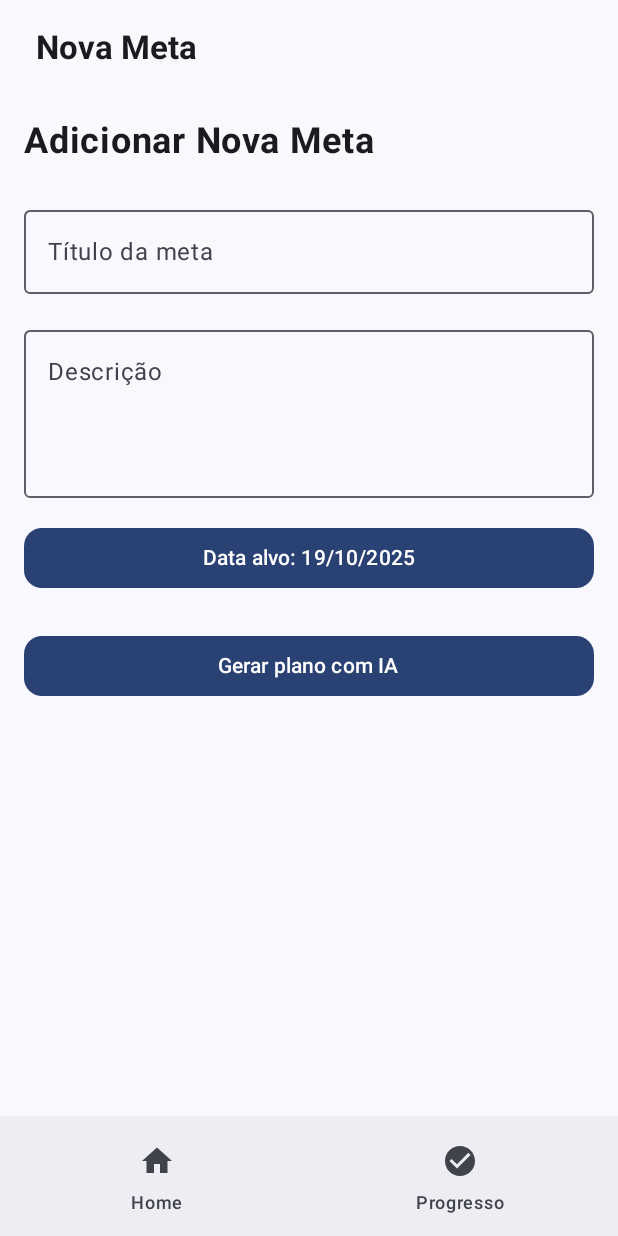
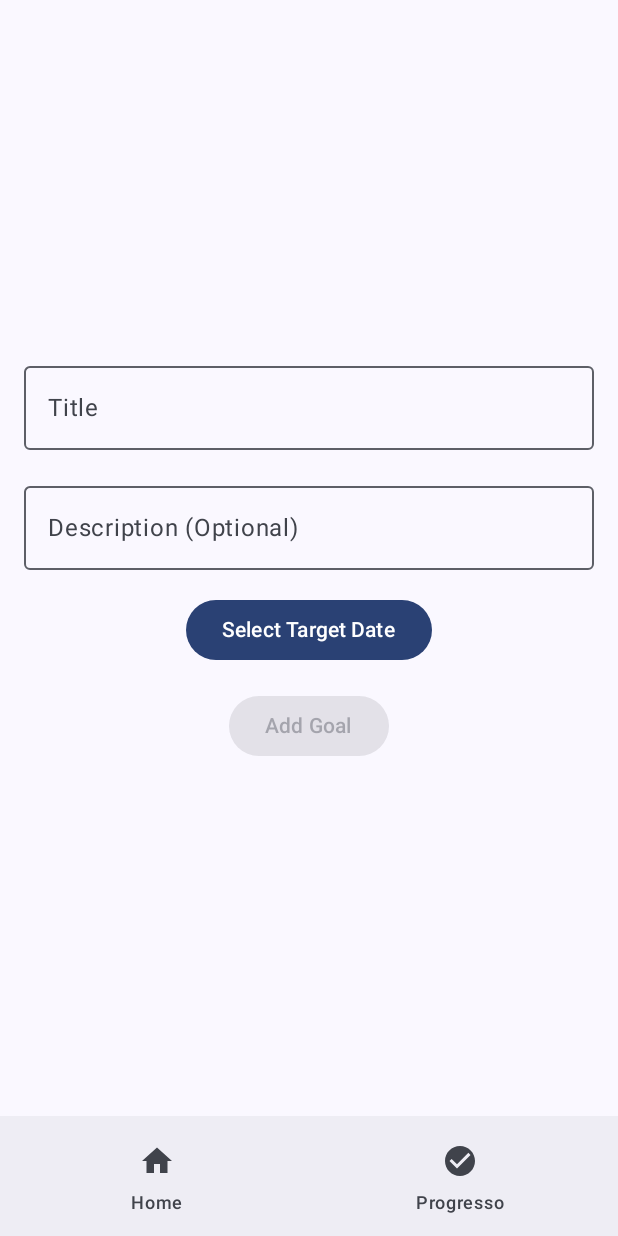
Before and after one commit to AndersonPS94/MetaManagerApp, an Android app built with Jetpack Compose: the AddGoalScreen screen opened through its navigation route, on a phone screen of 412 x 824 dp. Run offline under Robolectric (Android 15) with nearby library versions, the phone set to English and light mode, and no system bars; our stand-ins replace Dagger/Hilt's generated code, Firebase (no records; nobody signed in at launch, a user with empty details on screens opened directly), Timber.

Commit message:
features: firestore funcionando

```diff
--- a/app/src/main/java/com/desafiodevspace/metamanager/presentation/Navigation.kt
+++ b/app/src/main/java/com/desafiodevspace/metamanager/presentation/Navigation.kt
@@ -24,7 +24,11 @@ fun Navigation(navController: NavHostController, modifier: Modifier = Modifier)
                 GoalListScreen(navController = navController)
             }
             composable("add_goal") {
-                AddGoalScreen(navController = navController)
+                AddGoalScreen(onGoalAdded = {
+                    navController.navigate("goal_detail/$it") {
+                        popUpTo("goal_list")
+                    }
+                })
             }
             composable("generated_plan") {
                 GeneratedPlanScreen(navController = navController)
--- a/app/src/main/java/com/desafiodevspace/metamanager/presentation/screen/AddGoalScreen.kt
+++ b/app/src/main/java/com/desafiodevspace/metamanager/presentation/screen/AddGoalScreen.kt
@@ -1,111 +1,141 @@
 package com.desafiodevspace.metamanager.presentation.screen
 
-import android.app.DatePickerDialog
-import android.widget.DatePicker
-import androidx.compose.foundation.layout.*
-import androidx.compose.foundation.shape.RoundedCornerShape
-import androidx.compose.material3.*
-import androidx.compose.runtime.*
+import androidx.compose.foundation.layout.Arrangement
+import androidx.compose.foundation.layout.Column
+import androidx.compose.foundation.layout.Spacer
+import androidx.compose.foundation.layout.fillMaxSize
+import androidx.compose.foundation.layout.fillMaxWidth
+import androidx.compose.foundation.layout.height
+import androidx.compose.foundation.layout.padding
+import androidx.compose.material3.Button
+import androidx.compose.material3.DatePicker
+import androidx.compose.material3.DatePickerDialog
+import androidx.compose.material3.ExperimentalMaterial3Api
+import androidx.compose.material3.OutlinedTextField
+import androidx.compose.material3.Scaffold
+import androidx.compose.material3.SnackbarHost
+import androidx.compose.material3.SnackbarHostState
+import androidx.compose.material3.Text
+import androidx.compose.material3.TextButton
+import androidx.compose.material3.rememberDatePickerState
+import androidx.compose.runtime.Composable
+import androidx.compose.runtime.LaunchedEffect
+import androidx.compose.runtime.collectAsState
+import androidx.compose.runtime.getValue
+import androidx.compose.runtime.mutableStateOf
+import androidx.compose.runtime.remember
+import androidx.compose.runtime.setValue
+import androidx.compose.ui.Alignment
 import androidx.compose.ui.Modifier
-import androidx.compose.ui.platform.LocalContext
-import androidx.compose.ui.text.font.FontWeight
-import androidx.compose.ui.tooling.preview.Preview
 import androidx.compose.ui.unit.dp
-import androidx.compose.ui.unit.sp
 import androidx.hilt.navigation.compose.hiltViewModel
-import androidx.navigation.NavController
-import com.desafiodevspace.metamanager.data.model.Goal
-import com.desafiodevspace.metamanager.presentation.viewmodel.GoalViewModel
-import com.google.firebase.Timestamp
-import java.util.*
+import com.desafiodevspace.metamanager.presentation.viewmodel.AddGoalViewModel
+import com.desafiodevspace.metamanager.presentation.viewmodel.AddGoalState
+import java.text.SimpleDateFormat
+import java.util.Date
+import java.util.Locale
 
 @OptIn(ExperimentalMaterial3Api::class)
 @Composable
 fun AddGoalScreen(
-    navController: NavController,
-    viewModel: GoalViewModel = hiltViewModel()
+    viewModel: AddGoalViewModel = hiltViewModel(),
+    onGoalAdded: (String) -> Unit
 ) {
-    val title = remember { mutableStateOf("") }
-    val description = remember { mutableStateOf("") }
-    val targetDate = remember { mutableStateOf(Date()) }
-    val context = LocalContext.current
+    val addGoalState by viewModel.addGoalState.collectAsState()
+    var title by remember { mutableStateOf("") }
+    var description by remember { mutableStateOf("") }
+    var showDatePicker by remember { mutableStateOf(false) }
+    val snackbarHostState = remember { SnackbarHostState() }
+    val datePickerState = rememberDatePickerState()
+    var selectedDate by remember { mutableStateOf<Date?>(null) }
 
-    val calendar = Calendar.getInstance()
-    val datePickerDialog = DatePickerDialog(
-        context,
-        { _: DatePicker, year: Int, month: Int, dayOfMonth: Int ->
-            calendar.set(year, month, dayOfMonth)
-            targetDate.value = calendar.time
-        },
-        calendar.get(Calendar.YEAR),
-        calendar.get(Calendar.MONTH),
-        calendar.get(Calendar.DAY_OF_MONTH)
-    )
+    LaunchedEffect(addGoalState) {
+        when (val state = addGoalState) {
+            is AddGoalState.Success -> {
+                onGoalAdded(state.goalId)
+            }
+            is AddGoalState.Error -> {
+                snackbarHostState.showSnackbar(state.message)
+            }
+            else -> {}
+        }
+    }
 
     Scaffold(
-        topBar = {
-            TopAppBar(
-                title = { Text("Nova Meta", fontWeight = FontWeight.Bold) },
-                modifier = Modifier.padding(horizontal = 8.dp)
-            )
-        }
-    ) { padding ->
+        snackbarHost = { SnackbarHost(snackbarHostState) }
+    ) {
         Column(
             modifier = Modifier
-                .padding(padding)
-                .padding(16.dp)
+                .fillMaxSize()
+                .padding(it)
+                .padding(16.dp),
+            horizontalAlignment = Alignment.CenterHorizontally,
+            verticalArrangement = Arrangement.Center
         ) {
-            Text(
-                text = "Adicionar Nova Meta",
-                fontSize = 24.sp,
-                fontWeight = FontWeight.Bold
-            )
-            Spacer(Modifier.height(24.dp))
 
             OutlinedTextField(
-                value = title.value,
-                onValueChange = { title.value = it },
-                label = { Text("Título da meta") },
+                value = title,
+                onValueChange = { title = it },
+                label = { Text("Title") },
                 modifier = Modifier.fillMaxWidth()
             )
-            Spacer(Modifier.height(16.dp))
+
+            Spacer(modifier = Modifier.height(16.dp))
 
             OutlinedTextField(
-                value = description.value,
-                onValueChange = { description.value = it },
-                label = { Text("Descrição") },
-                modifier = Modifier
-                    .fillMaxWidth()
-                    .height(120.dp),
-                maxLines = 5
+                value = description,
+                onValueChange = { description = it },
+                label = { Text("Description (Optional)") },
+                modifier = Modifier.fillMaxWidth()
             )
-            Spacer(Modifier.height(16.dp))
 
-            Button(
-                onClick = { datePickerDialog.show() },
-                modifier = Modifier.fillMaxWidth(),
-                shape = RoundedCornerShape(12.dp)
-            ) {
-                Text("Data alvo: ${java.text.SimpleDateFormat("dd/MM/yyyy").format(targetDate.value)}")
+            Spacer(modifier = Modifier.height(16.dp))
+
+            Button(onClick = { showDatePicker = true }) {
+                Text(text = selectedDate?.let { SimpleDateFormat("dd/MM/yyyy", Locale.getDefault()).format(it) } ?: "Select Target Date")
             }
 
-            Spacer(Modifier.height(24.dp))
+            Spacer(modifier = Modifier.height(16.dp))
 
             Button(
                 onClick = {
-                    val newGoal = Goal(
-                        title = title.value,
-                        description = description.value,
-                        targetDate = Timestamp(targetDate.value)
-                    )
-                    viewModel.generatePlanForNewGoal(newGoal)
-                    navController.navigate("generated_plan")
+                    selectedDate?.let {
+                        viewModel.addGoal(title, description, it)
+                    }
                 },
-                modifier = Modifier.fillMaxWidth(),
-                shape = RoundedCornerShape(12.dp)
+                enabled = title.isNotBlank() && selectedDate != null
             ) {
-                Text("Gerar plano com IA")
+                Text("Add Goal")
             }
         }
     }
+
+    if (showDatePicker) {
+        DatePickerDialog(
+            onDismissRequest = { showDatePicker = false },
+            confirmButton = {
+                TextButton(
+                    onClick = {
+                        datePickerState.selectedDateMillis?.let {
+                            selectedDate = Date(it)
+                        }
+                        showDatePicker = false
+                    }
+                ) {
+                    Text("OK")
+                }
+            },
+            dismissButton = {
+                TextButton(
+                    onClick = {
+                        showDatePicker = false
+                    }
+                ) {
+                    Text("Cancel")
+                }
+            }
+        ) {
+            DatePicker(state = datePickerState)
+        }
+    }
 }
--- /dev/null
+++ b/app/src/main/java/com/desafiodevspace/metamanager/presentation/viewmodel/AddGoalViewModel.kt
@@ -0,0 +1,46 @@
+package com.desafiodevspace.metamanager.presentation.viewmodel
+
+import androidx.lifecycle.ViewModel
+import androidx.lifecycle.viewModelScope
+import com.desafiodevspace.metamanager.data.model.Goal
+import com.desafiodevspace.metamanager.domain.usecase.AddGoalUseCase
+import com.google.firebase.Timestamp
+import dagger.hilt.android.lifecycle.HiltViewModel
+import kotlinx.coroutines.flow.MutableStateFlow
+import kotlinx.coroutines.flow.StateFlow
+import kotlinx.coroutines.launch
+import java.util.Date
+import javax.inject.Inject
+
+@HiltViewModel
+class AddGoalViewModel @Inject constructor(
+    private val addGoalUseCase: AddGoalUseCase
+) : ViewModel() {
+
+    private val _addGoalState = MutableStateFlow<AddGoalState>(AddGoalState.Idle)
+    val addGoalState: StateFlow<AddGoalState> = _addGoalState
+
+    fun addGoal(title: String, description: String, targetDate: Date) {
+        viewModelScope.launch {
+            _addGoalState.value = AddGoalState.Loading
+            try {
+                val goal = Goal(
+                    title = title,
+                    description = description,
+                    targetDate = Timestamp(targetDate)
+                )
+                val goalId = addGoalUseCase(goal)
+                _addGoalState.value = AddGoalState.Success(goalId)
+            } catch (e: Exception) {
+                _addGoalState.value = AddGoalState.Error(e.message ?: "Unknown error")
+            }
+        }
+    }
+}
+
+sealed class AddGoalState {
+    object Idle : AddGoalState()
+    object Loading : AddGoalState()
+    data class Success(val goalId: String) : AddGoalState()
+    data class Error(val message: String) : AddGoalState()
+}
```
